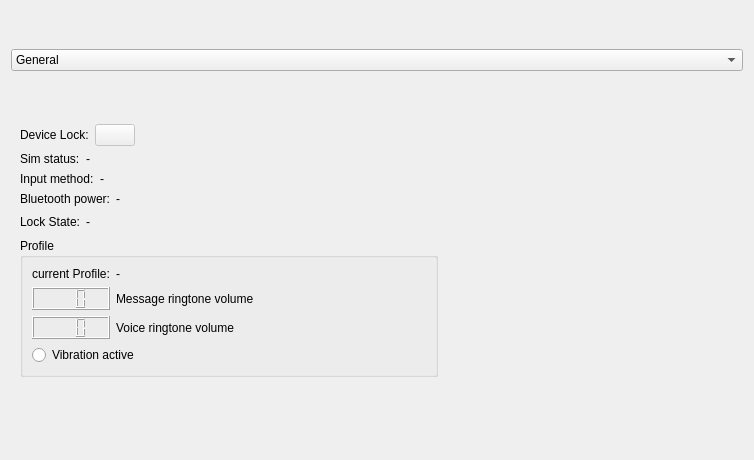
Above: examples/sysinfo/dialog_small_landscape.ui from qtproject/qt-mobility before the change. Below: the same form after it.
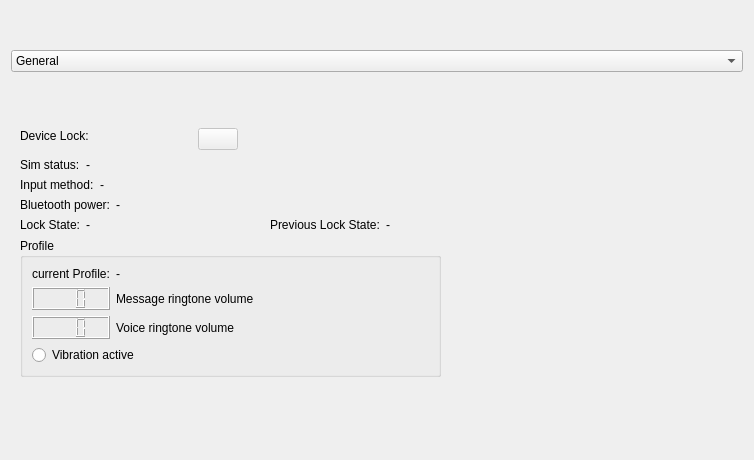
That is the form after the change. The open tabs and pages were chosen to show the change. Icons and pictures are not drawn.

Commit message:
add old lock type status for testing
Task-number: QTMOBILITY-1447

```diff
--- a/examples/sysinfo/dialog_small_landscape.ui
+++ b/examples/sysinfo/dialog_small_landscape.ui
@@ -717,7 +717,7 @@
          </property>
         </widget>
        </item>
-       <item row="0" column="1">
+       <item row="0" column="1" rowspan="2">
         <widget class="QPushButton" name="deviceLockPushButton">
          <property name="enabled">
           <bool>false</bool>
@@ -741,7 +741,7 @@
          </property>
         </widget>
        </item>
-       <item row="0" column="2">
+       <item row="0" column="2" colspan="3">
         <spacer name="horizontalSpacer_9">
          <property name="orientation">
           <enum>Qt::Horizontal</enum>
@@ -754,7 +754,20 @@
          </property>
         </spacer>
        </item>
-       <item row="1" column="0" colspan="3">
+       <item row="1" column="4" rowspan="2">
+        <spacer name="horizontalSpacer_10">
+         <property name="orientation">
+          <enum>Qt::Horizontal</enum>
+         </property>
+         <property name="sizeHint" stdset="0">
+          <size>
+           <width>287</width>
+           <height>20</height>
+          </size>
+         </property>
+        </spacer>
+       </item>
+       <item row="2" column="0">
         <layout class="QHBoxLayout" name="horizontalLayout_12">
          <item>
           <widget class="QLabel" name="label_85">
@@ -784,7 +797,7 @@
          </item>
         </layout>
        </item>
-       <item row="2" column="0" colspan="3">
+       <item row="3" column="0" colspan="2">
         <layout class="QHBoxLayout" name="horizontalLayout_14">
          <item>
           <widget class="QLabel" name="label_86">
@@ -817,7 +830,7 @@
          </item>
         </layout>
        </item>
-       <item row="3" column="0" colspan="3">
+       <item row="4" column="0" colspan="2">
         <layout class="QHBoxLayout" name="horizontalLayout_15">
          <item>
           <widget class="QLabel" name="label_88">
@@ -841,7 +854,7 @@
          </item>
         </layout>
        </item>
-       <item row="4" column="0" colspan="3">
+       <item row="5" column="0" colspan="3">
         <layout class="QHBoxLayout" name="horizontalLayout_16">
          <item>
           <widget class="QLabel" name="label_10">
@@ -865,20 +878,31 @@
          </item>
         </layout>
        </item>
-       <item row="4" column="3">
-        <spacer name="horizontalSpacer_10">
-         <property name="orientation">
-          <enum>Qt::Horizontal</enum>
-         </property>
-         <property name="sizeHint" stdset="0">
-          <size>
-           <width>287</width>
-           <height>20</height>
-          </size>
-         </property>
-        </spacer>
+       <item row="5" column="3">
+        <layout class="QHBoxLayout" name="horizontalLayout_17">
+         <item>
+          <widget class="QLabel" name="label_18">
+           <property name="text">
+            <string>Previous Lock State:</string>
+           </property>
+          </widget>
+         </item>
+         <item>
+          <widget class="QLabel" name="lockStateLabel_2">
+           <property name="sizePolicy">
+            <sizepolicy hsizetype="MinimumExpanding" vsizetype="Fixed">
+             <horstretch>0</horstretch>
+             <verstretch>0</verstretch>
+            </sizepolicy>
+           </property>
+           <property name="text">
+            <string>-</string>
+           </property>
+          </widget>
+         </item>
+        </layout>
        </item>
-       <item row="5" column="0" colspan="3">
+       <item row="6" column="0" colspan="4">
         <widget class="QGroupBox" name="groupBox">
          <property name="title">
           <string>Profile</string>
@@ -969,7 +993,7 @@
          </layout>
         </widget>
        </item>
-       <item row="6" column="2">
+       <item row="7" column="2">
         <spacer name="verticalSpacer">
          <property name="orientation">
           <enum>Qt::Vertical</enum>
```
The commit also changes 2 other files.
